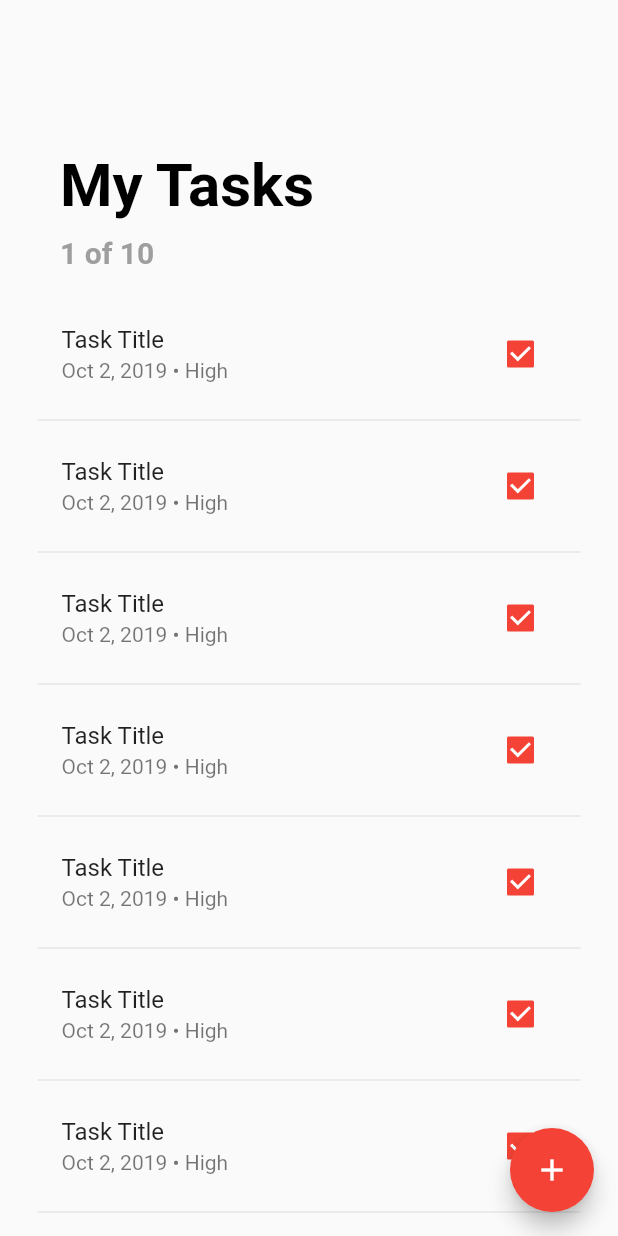
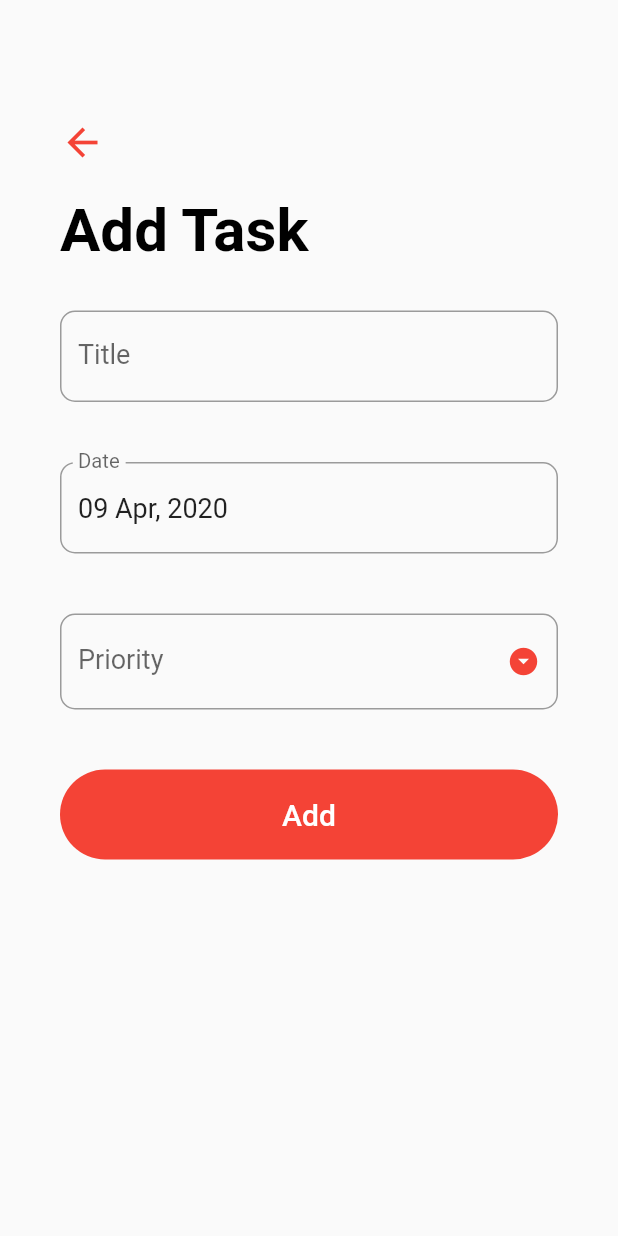
Before and after one commit to TomasKulik/TodoListWithSQLite, a Flutter app: the screen it shows after launch, after a tap on the "add" icon, on a phone screen of 412 x 824 dp. Run offline on Flutter 3.47's test engine with Material 2 defaults, Android fonts, the phone set to English and light mode, and no system bars.

Commit message:
Add task screen

```diff
--- /dev/null
+++ b/lib/screens/add_task_screen.dart
@@ -0,0 +1,188 @@
+import 'package:flutter/material.dart';
+import 'package:intl/intl.dart';
+
+class AddTaskScreen extends StatefulWidget {
+  @override
+  _AddTaskScreenState createState() => _AddTaskScreenState();
+}
+
+class _AddTaskScreenState extends State<AddTaskScreen> {
+  final _formKey = GlobalKey<FormState>();
+  String _title = '';
+  String _priority;
+  DateTime _date = DateTime.now();
+  TextEditingController _dateController = TextEditingController();
+
+  final DateFormat _dateFormatter = DateFormat('dd MMM, yyyy');
+  final List<String> _priorities = ['Low', 'Medium', 'High'];
+
+  @override
+  void initState() {
+    super.initState();
+    _dateController.text = _dateFormatter.format(_date);
+  }
+
+  @override
+  void dispose() {
+    _dateController.dispose();
+    super.dispose();
+  }
+
+  _handleDatePicker() async {
+    final DateTime date = await showDatePicker(
+      context: context,
+      initialDate: _date,
+      firstDate: DateTime(2000),
+      lastDate: DateTime(2100),
+    );
+    if (date != null && date != _date) {
+      setState(() {
+        _date = date;
+      });
+      _dateController.text = _dateFormatter.format(date);
+    }
+  }
+
+  _submit() {
+    if (_formKey.currentState.validate()) {
+      _formKey.currentState.save();
+      print('$_title, $_date, $_priority');
+      Navigator.pop(context);
+    }
+  }
+
+  @override
+  Widget build(BuildContext context) {
+    return Scaffold(
+      body: GestureDetector(
+        onTap: () => FocusScope.of(context).unfocus(),
+        child: SingleChildScrollView(
+          child: Container(
+            padding: EdgeInsets.symmetric(horizontal: 40.0, vertical: 80.0),
+            child: Column(
+              crossAxisAlignment: CrossAxisAlignment.start,
+              children: <Widget>[
+                GestureDetector(
+                  onTap: () => Navigator.pop(context),
+                  child: Icon(
+                    Icons.arrow_back,
+                    size: 30.0,
+                    color: Theme.of(context).primaryColor,
+                  ),
+                ),
+                SizedBox(height: 20.0),
+                Text(
+                  'Add Task',
+                  style: TextStyle(
+                    color: Colors.black,
+                    fontSize: 40.0,
+                    fontWeight: FontWeight.bold,
+                  ),
+                ),
+                SizedBox(height: 10.0),
+                Form(
+                  key: _formKey,
+                  child: Column(
+                    children: <Widget>[
+                      Padding(
+                        padding: EdgeInsets.symmetric(vertical: 20.0),
+                        child: TextFormField(
+                          style: TextStyle(fontSize: 18.0),
+                          decoration: InputDecoration(
+                            labelText: 'Title',
+                            labelStyle: TextStyle(fontSize: 18.0),
+                            border: OutlineInputBorder(
+                              borderRadius: BorderRadius.circular(10.0),
+                            ),
+                          ),
+                          validator: (input) => input.trim().isEmpty
+                              ? 'Please enter a task title'
+                              : null,
+                          onSaved: (input) => _title = input,
+                          initialValue: _title,
+                        ),
+                      ),
+                      Padding(
+                        padding: EdgeInsets.symmetric(vertical: 20.0),
+                        child: TextFormField(
+                          readOnly: true,
+                          controller: _dateController,
+                          style: TextStyle(fontSize: 18.0),
+                          onTap: _handleDatePicker,
+                          decoration: InputDecoration(
+                            labelText: 'Date',
+                            labelStyle: TextStyle(fontSize: 18.0),
+                            border: OutlineInputBorder(
+                              borderRadius: BorderRadius.circular(10.0),
+                            ),
+                          ),
+                        ),
+                      ),
+                      Padding(
+                        padding: EdgeInsets.symmetric(vertical: 20.0),
+                        child: DropdownButtonFormField(
+                          isDense: true,
+                          icon: Icon(Icons.arrow_drop_down_circle),
+                          iconSize: 22.0,
+                          iconEnabledColor: Theme.of(context).primaryColor,
+                          items: _priorities.map((String priority) {
+                            return DropdownMenuItem(
+                              value: priority,
+                              child: Text(
+                                priority,
+                                style: TextStyle(
+                                  color: Colors.black,
+                                  fontSize: 18.0,
+                                ),
+                              ),
+                            );
+                          }).toList(),
+                          style: TextStyle(fontSize: 18.0),
+                          decoration: InputDecoration(
+                            labelText: 'Priority',
+                            labelStyle: TextStyle(fontSize: 18.0),
+                            border: OutlineInputBorder(
+                              borderRadius: BorderRadius.circular(10.0),
+                            ),
+                          ),
+                          validator: (input) => _priority == null
+                              ? 'Please select a priority level'
+                              : null,
+                          onChanged: (value) {
+                            setState(() {
+                              _priority = value;
+                            });
+                          },
+                          value: _priority,
+                        ),
+                      ),
+                      Container(
+                        margin: EdgeInsets.symmetric(vertical: 20.0),
+                        height: 60.0,
+                        width: double.infinity,
+                        decoration: BoxDecoration(
+                          color: Theme.of(context).primaryColor,
+                          borderRadius: BorderRadius.circular(30.0),
+                        ),
+                        child: FlatButton(
+                          child: Text(
+                            'Add',
+                            style: TextStyle(
+                              color: Colors.white,
+                              fontSize: 20.0,
+                            ),
+                          ),
+                          onPressed: _submit,
+                        ),
+                      ),
+                    ],
+                  ),
+                ),
+              ],
+            ),
+          ),
+        ),
+      ),
+    );
+  }
+}
--- a/lib/screens/todo_list_screen.dart
+++ b/lib/screens/todo_list_screen.dart
@@ -1,4 +1,5 @@
 import 'package:flutter/material.dart';
+import 'package:to_do_list_with_sqlite/screens/add_task_screen.dart';
 
 class TodoListScreen extends StatefulWidget {
   @override
@@ -34,7 +35,12 @@ class _TodoListScreenState extends State<TodoListScreen> {
       floatingActionButton: FloatingActionButton(
         backgroundColor: Theme.of(context).primaryColor,
         child: Icon(Icons.add),
-        onPressed: () {},
+        onPressed: () => Navigator.push(
+          context,
+          MaterialPageRoute(
+            builder: (_) => AddTaskScreen(),
+          ),
+        ),
       ),
       body: ListView.builder(
         padding: EdgeInsets.symmetric(vertical: 80.0),
--- a/pubspec.yaml
+++ b/pubspec.yaml
@@ -23,6 +23,7 @@ dependencies:
   # The following adds the Cupertino Icons font to your application.
   # Use with the CupertinoIcons class for iOS style icons.
   cupertino_icons: ^0.1.2
+  intl: ^0.16.1
 
 dev_dependencies:
   flutter_test:
```
Also changed, not shown: pubspec.lock.
